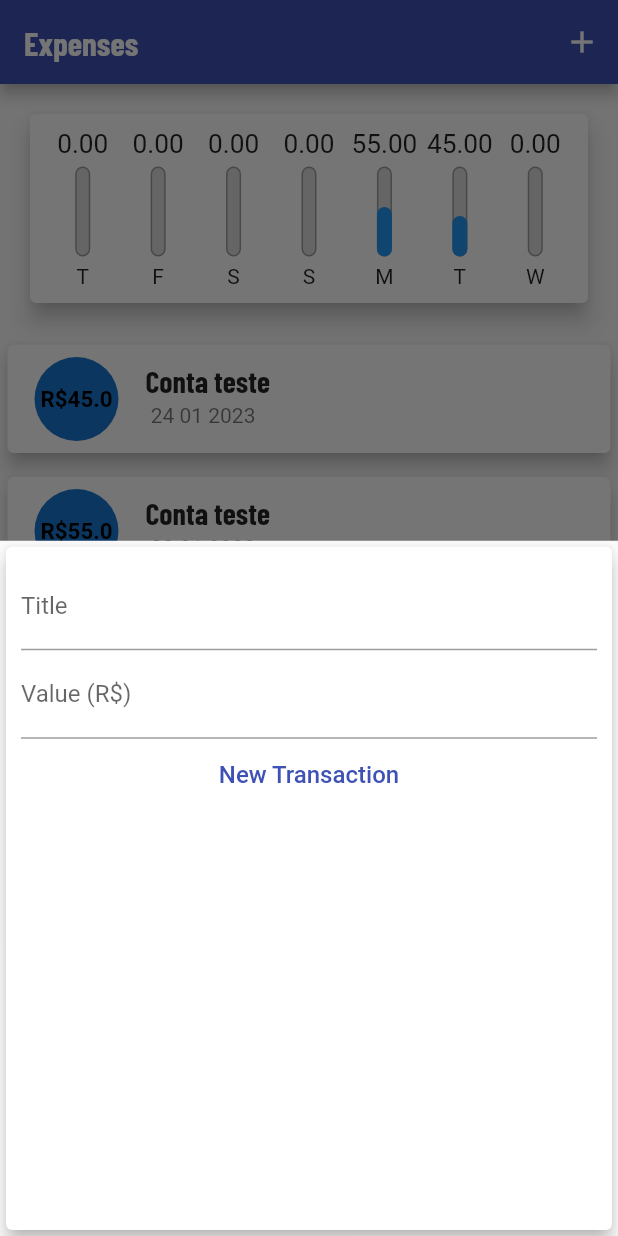
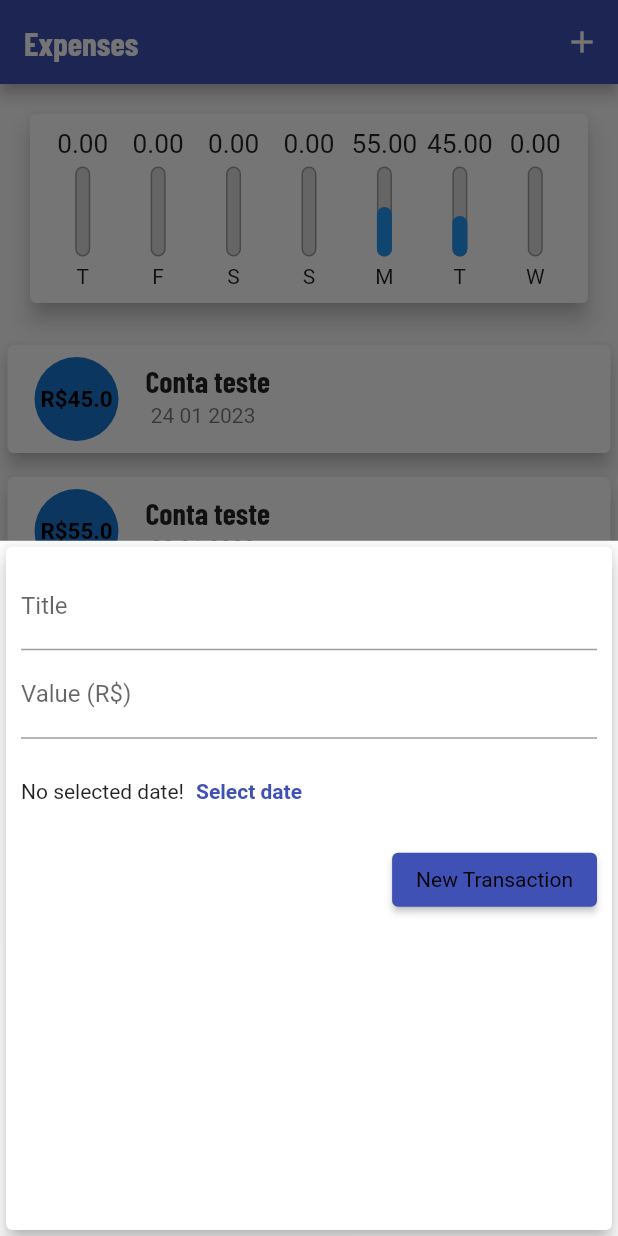
Before and after one commit to Luis020-hub/Despesas-Pessoais-Flutter, a Flutter app: the screen it shows after launch, after a tap on the "add" icon, on a phone screen of 412 x 824 dp. Run offline on Flutter 3.47's test engine with Material 2 defaults, Android fonts, the phone set to English and light mode, and no system bars.

Commit message:
24/01/2023
- Alteração no Theme.
- Inicio do formulário.

```diff
--- a/lib/components/transaction_form.dart
+++ b/lib/components/transaction_form.dart
@@ -15,7 +15,7 @@ class _TransactionFormState extends State<TransactionForm> {
 
   _submitForm() {
     final title = titleController.text;
-    final value = double.tryParse(valueController.text) ?? 0.0;
+    final value = double.tryParse(valueController.text) ?? 0;
 
     if (title.isEmpty || value <= 0) {
       return;
@@ -48,17 +48,32 @@ class _TransactionFormState extends State<TransactionForm> {
                 labelText: 'Value (R\$)',
               ),
             ),
+            SizedBox(
+              height: 70,
+              child: Row(
+                children: <Widget>[
+                  const Text('No selected date!'),
+                  TextButton(
+                    child: const Text(
+                      'Select date',
+                      style: TextStyle(
+                        fontWeight: FontWeight.bold,
+                      ),
+                    ),
+                    onPressed: () {},
+                  )
+                ],
+              ),
+            ),
             Row(
-              mainAxisAlignment: MainAxisAlignment.center,
+              mainAxisAlignment: MainAxisAlignment.end,
               children: <Widget>[
-                TextButton(
+                ElevatedButton(
                   onPressed: (_submitForm),
                   child: Text(
                     'New Transaction',
                     style: TextStyle(
-                      color: Theme.of(context).colorScheme.primary,
-                      backgroundColor: Colors.transparent,
-                      fontSize: 16,
+                      color: Theme.of(context).textTheme.button?.color,
                     ),
                   ),
                 ),
--- a/lib/main.dart
+++ b/lib/main.dart
@@ -25,6 +25,10 @@ class ExpensesApp extends StatelessWidget {
             fontFamily: 'BarlowCondensed',
             fontSize: 20,
             fontWeight: FontWeight.bold,
+          ),
+          button: const TextStyle(
+            color: Colors.black,
+            fontWeight: FontWeight.normal,
           ),
         ),
         appBarTheme: const AppBarTheme(
```
